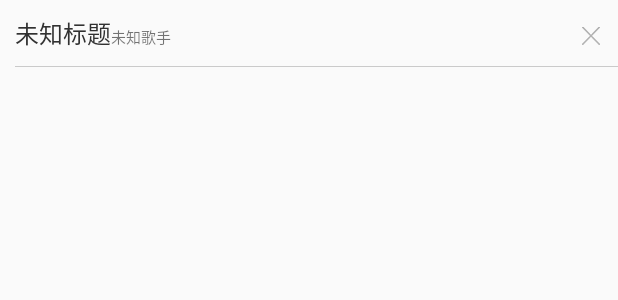
After one commit to Agoni1/YunMusic, an Android app: the layout playlist_item.xml on its own in the app's theme, with its tools: preview values and no code run, on a phone screen of 412 x 824 dp. The commit adds this screen. Shown: the top 300 px of the screen. Run offline under Robolectric (Android 15) with nearby library versions, the phone set to English and light mode, and no system bars.

Commit message:
初步实现播放列表

```diff
--- /dev/null
+++ b/app/src/main/res/layout/playlist_item.xml
@@ -0,0 +1,40 @@
+<?xml version="1.0" encoding="utf-8"?>
+<RelativeLayout xmlns:android="http://schemas.android.com/apk/res/android"
+    android:layout_width="match_parent"
+    android:layout_height="wrap_content">
+
+    <TextView
+        android:id="@+id/playlist_item_songname"
+        android:text="未知标题"
+        android:textColor="@color/textDefault"
+        android:textSize="16sp"
+        android:layout_marginTop="10dp"
+        android:layout_marginBottom="10dp"
+        android:layout_marginLeft="10dp"
+        android:layout_width="wrap_content"
+        android:layout_height="wrap_content" />
+    <TextView
+        android:id="@+id/playlist_item_author"
+        android:text="未知歌手"
+        android:textSize="10sp"
+        android:layout_alignBaseline="@id/playlist_item_songname"
+        android:layout_toRightOf="@id/playlist_item_songname"
+        android:layout_width="wrap_content"
+        android:layout_height="wrap_content" />
+    <ImageButton
+        android:id="@+id/playlist_item_delete"
+        android:layout_marginTop="10dp"
+        android:layout_marginRight="5dp"
+        android:layout_alignParentRight="true"
+        android:src="@drawable/delete"
+        android:background="@null"
+        android:layout_width="wrap_content"
+        android:layout_height="wrap_content" />
+    <TextView
+        android:layout_marginLeft="10dp"
+        android:layout_below="@id/playlist_item_songname"
+        android:background="@color/line_grey"
+        android:layout_width="match_parent"
+        android:layout_height="1px" />
+
+</RelativeLayout>
```
Also changed, not shown: app/src/main/java/com/example/agoni/yunmusic/activity/MainActivity.java (+44 -0 lines), app/src/main/java/com/example/agoni/yunmusic/adapter/PlayListAdapter.java (added, +67 -0 lines), app/src/main/java/com/example/agoni/yunmusic/util/DensityUtil.java (added, +35 -0 lines), app/src/main/java/com/example/agoni/yunmusic/util/ScreenUtils.java (added, +124 -0 lines), app/src/main/res/anim/pop_hidden.xml (added, +9 -0 lines), app/src/main/res/anim/pop_show.xml (added, +9 -0 lines), app/src/main/res/layout/playlist.xml (added, +50 -0 lines), app/src/main/res/values/styles.xml (+24 -0 lines), app/src/main/res/drawable-hdpi/delete.png (added).
